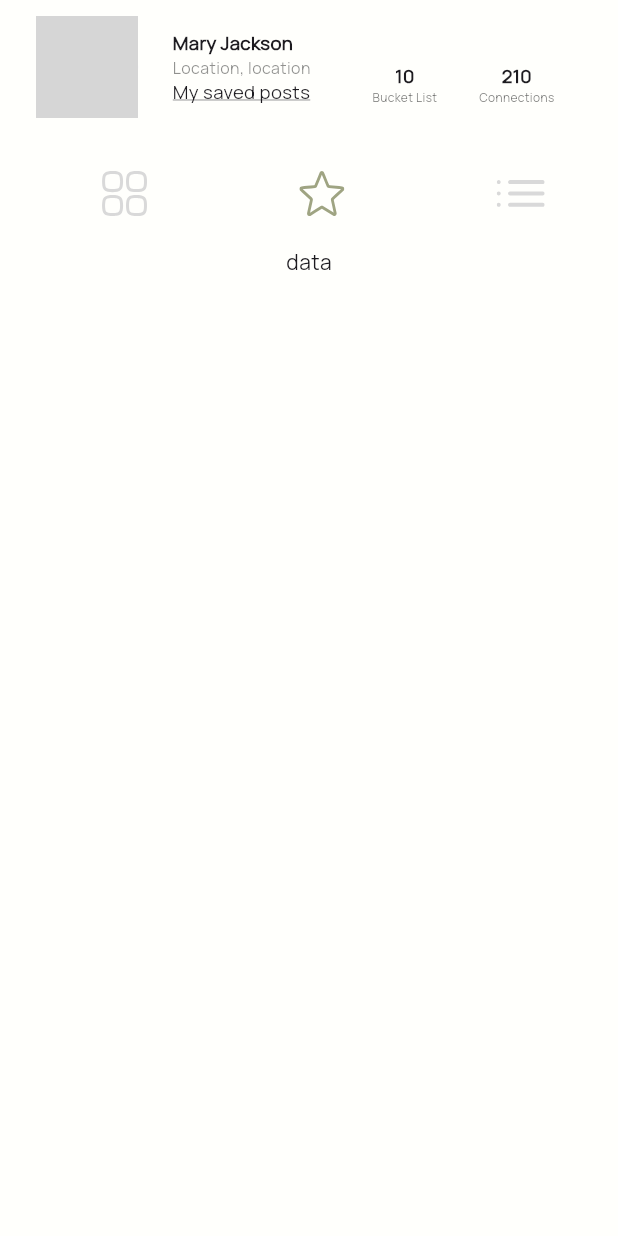
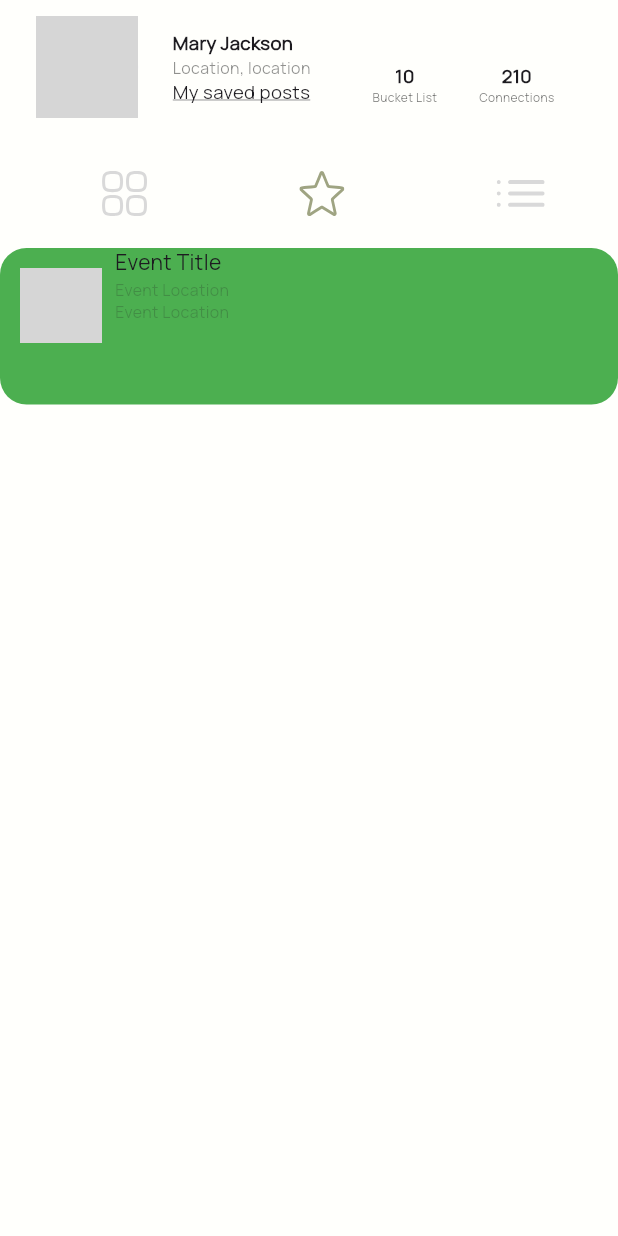
Before and after one commit to bitmonk/HookedUp, a Flutter app: the MyProfile screen opened directly, after a tap on an icon or button, on a phone screen of 412 x 824 dp. Run offline on Flutter 3.47's test engine with Material 3 defaults, Android fonts, the phone set to English and light mode, and no system bars; our stand-ins replace firebase_auth, firebase_core, flutter_screenutil, flutter_svg, get, image_picker and 1 more; accounts and stored records are empty; project files that could hold a hidden picture were left out; grey boxes are pictures that could not be loaded.

Commit message:
recommended event card..

```diff
--- /dev/null
+++ b/lib/components/profile/event_card.dart
@@ -0,0 +1,71 @@
+import 'package:flutter/material.dart';
+import 'package:flutter_screenutil/flutter_screenutil.dart';
+import 'package:get/get.dart';
+
+class EventCard extends StatelessWidget {
+  const EventCard({
+    super.key,
+  });
+
+  @override
+  Widget build(BuildContext context) {
+    return Container(
+      height: 118.h,
+      width: 383.w,
+      decoration: BoxDecoration(
+        borderRadius: BorderRadius.circular(20.r),
+        color: Colors.green,
+      ),
+      child: Row(
+        children: [
+          Padding(
+            padding: EdgeInsets.only(
+              left: 14.w,
+              top: 15.h,
+            ),
+            child: Column(
+              children: [
+                SizedBox(
+                  height: 57.h,
+                  width: 57.w,
+                  child: ClipRRect(
+                    borderRadius: BorderRadius.circular(10.r),
+                    child: Image.asset(
+                      'assets/images/explainer/profile.png',
+                      fit: BoxFit.cover,
+                    ),
+                  ),
+                ),
+              ],
+            ),
+          ),
+          Padding(
+            padding: EdgeInsets.symmetric(horizontal: 9.w),
+            child: Column(
+              crossAxisAlignment: CrossAxisAlignment.start,
+              children: [
+                Text(
+                  "Event Title",
+                ),
+                Text(
+                  'Event Location',
+                  style: TextStyle(
+                    fontSize: 12.sp,
+                    color: Color(0xFF212221).withAlpha(60),
+                  ),
+                ),
+                Text(
+                  'Event Location',
+                  style: TextStyle(
+                    fontSize: 12.sp,
+                    color: Color(0xFF212221).withAlpha(60),
+                  ),
+                )
+              ],
+            ),
+          )
+        ],
+      ),
+    );
+  }
+}
--- a/lib/screen/profile/my_profile.dart
+++ b/lib/screen/profile/my_profile.dart
@@ -2,6 +2,7 @@ import 'package:flutter/material.dart';
 import 'package:flutter_screenutil/flutter_screenutil.dart';
 import 'package:flutter_svg/flutter_svg.dart';
 import 'package:hooked_up/components/profile/bucket_list_item.dart';
+import 'package:hooked_up/components/profile/event_card.dart';
 import 'package:hooked_up/model/dummy_data.dart';
 
 class MyProfile extends StatefulWidget {
@@ -189,7 +190,13 @@ class _MyProfileState extends State<MyProfile> {
                 ),
               )
             else if (_selectedIndex == 1)
-              const Text('data')
+              Expanded(
+                child: ListView(
+                  children: [
+                    EventCard(),
+                  ],
+                ),
+              )
             else
               Expanded(
                 child: ListView(
```
Also changed, not shown: lib/components/profile/recommended_events.dart (added).
